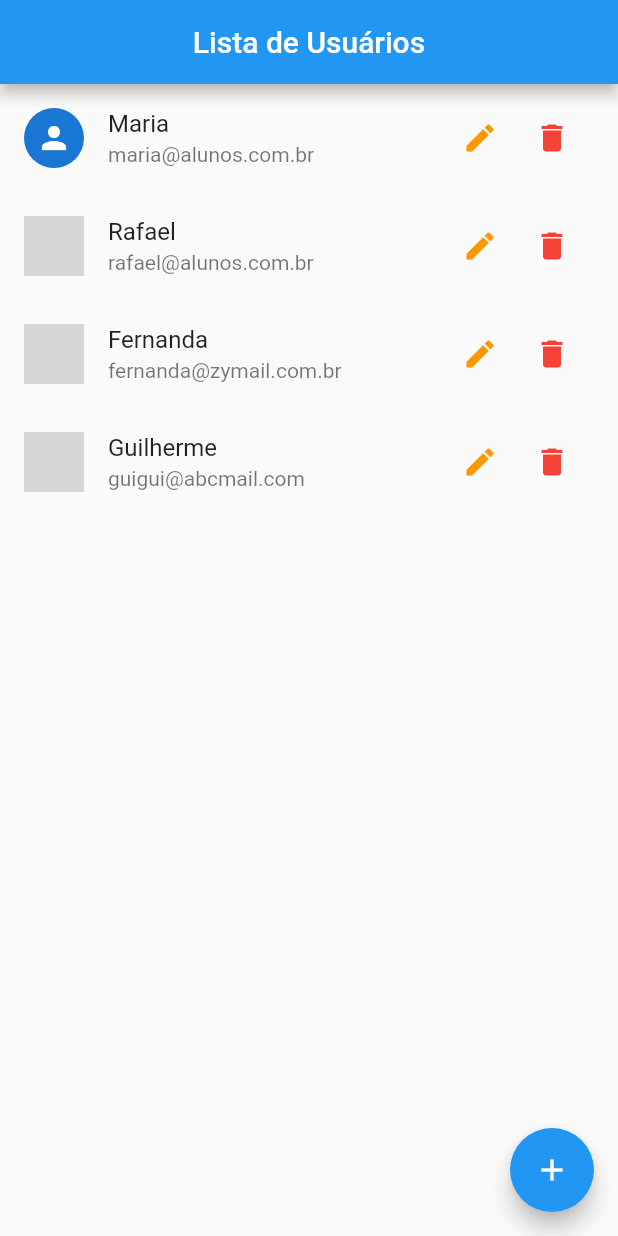
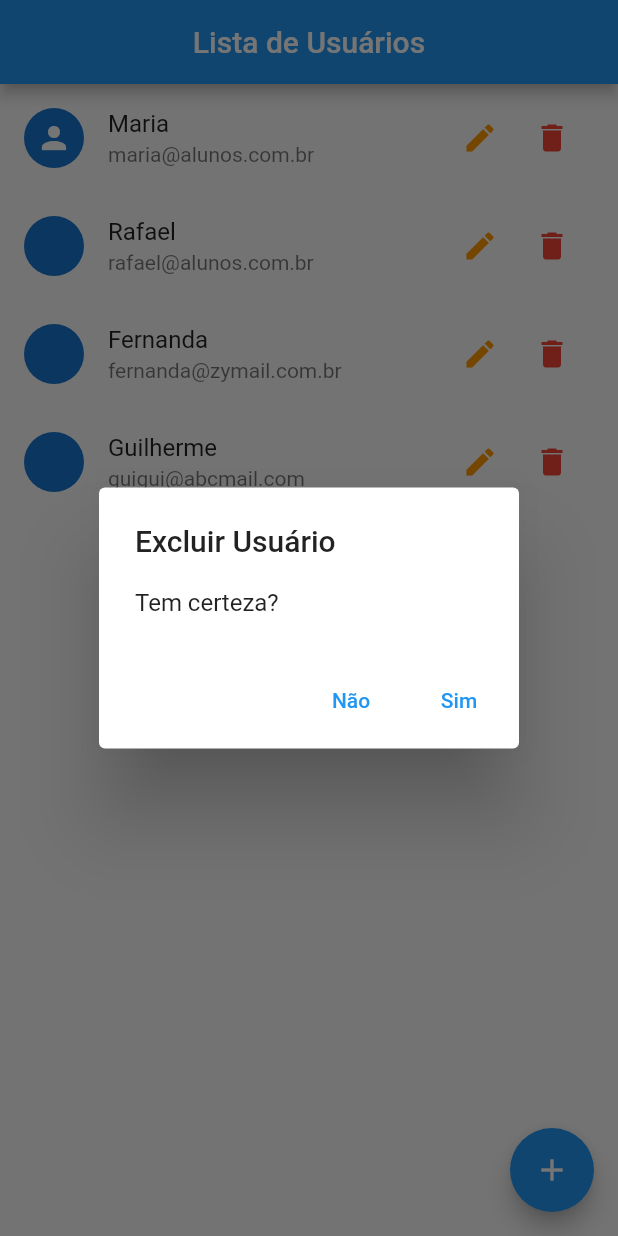
Before and after one commit to AfonsoMachado/flutter_crud, a Flutter app: the screen it shows after launch, after a tap on the "delete" icon, on a phone screen of 412 x 824 dp. Run offline on Flutter 3.47's test engine with Material 2 defaults, Android fonts, the phone set to English and light mode, and no system bars; network calls fail; grey boxes are pictures that could not be loaded.

Commit message:
add delete user

```diff
--- a/lib/components/user_tile.dart
+++ b/lib/components/user_tile.dart
@@ -1,6 +1,8 @@
 import 'package:flutter/material.dart';
 import 'package:flutter_crud/models/user.dart';
+import 'package:flutter_crud/provider/users.dart';
 import 'package:flutter_crud/routes/app_routes.dart';
+import 'package:provider/provider.dart';
 
 class UserTile extends StatelessWidget {
   final User user;
@@ -34,7 +36,36 @@ class UserTile extends StatelessWidget {
               tooltip: 'Editar',
             ),
             IconButton(
-              onPressed: () {},
+              onPressed: () {
+                showDialog(
+                    context: context,
+                    builder: (ctx) => AlertDialog(
+                          title: const Text('Excluir Usuário'),
+                          content: const Text('Tem certeza?'),
+                          actions: [
+                            TextButton(
+                              onPressed: () {
+                                Navigator.of(context).pop(false);
+                              },
+                              child: const Text('Não'),
+                            ),
+                            TextButton(
+                              onPressed: () {
+                                // O valor na função pop é passado para o then do showDialog
+                                Navigator.of(context).pop(true);
+                              },
+                              child: const Text('Sim'),
+                            ),
+                          ],
+                        )).then((confirmed) => {
+                      if (confirmed)
+                        {
+                          // Remoção do usuário
+                          Provider.of<UsersProvider>(context, listen: false)
+                              .remove(user)
+                        }
+                    });
+              },
               icon: const Icon(Icons.delete),
               color: Colors.red,
               tooltip: 'Deletar',
```
